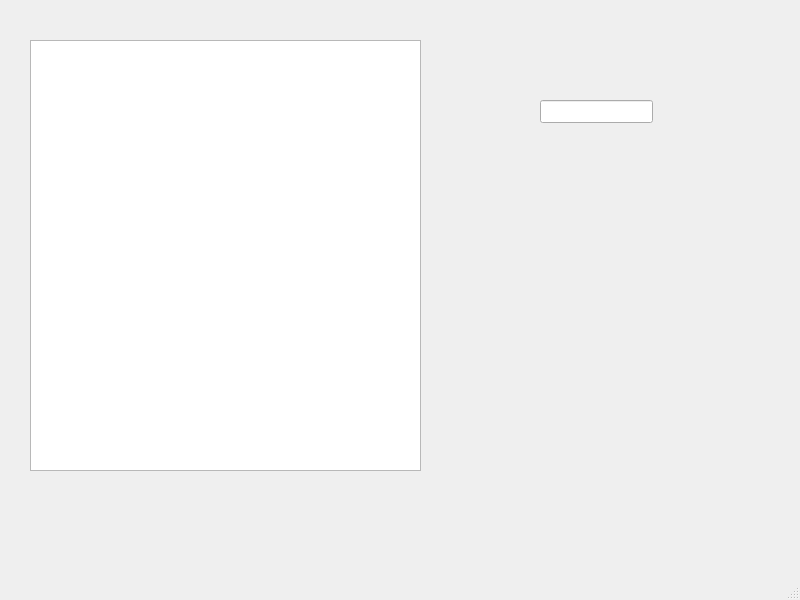
Qt form QtUI/main.ui (jwhite510/wavefront-sensor-neural-network) before a commit.
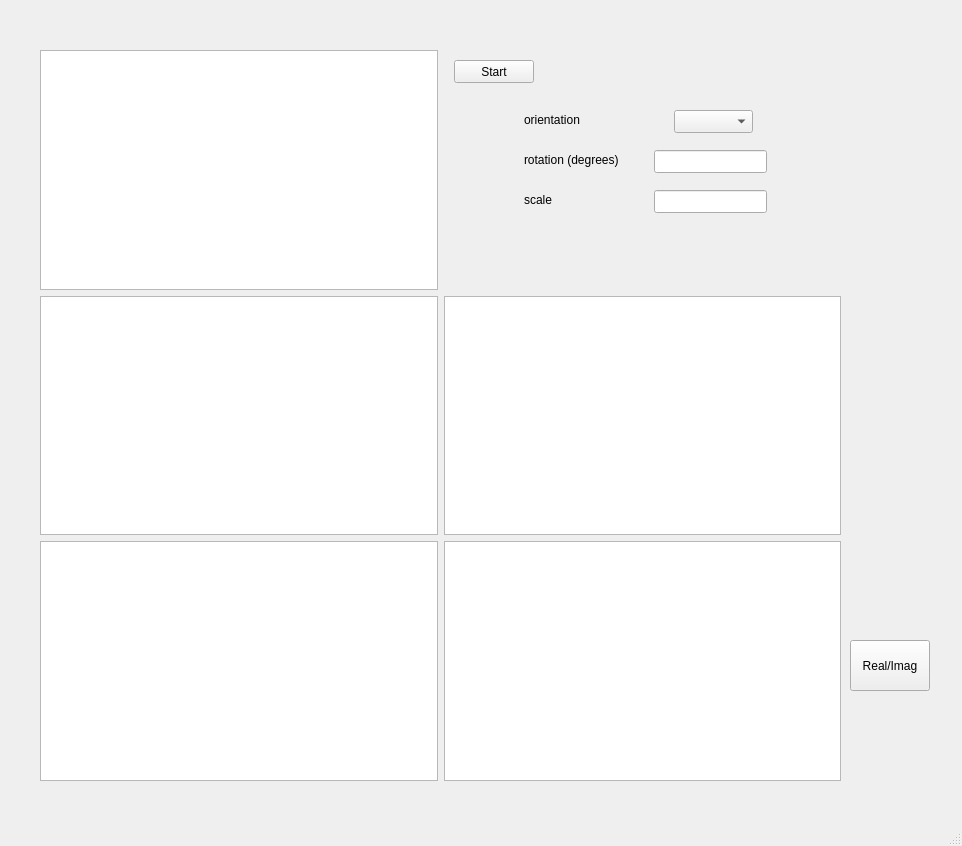
The same form after that commit. Custom widgets are drawn as their Qt base class.

Commit message: UI has all the graphs, and labels added to plots

Diff of the .ui file:
```diff
--- a/QtUI/main.ui
+++ b/QtUI/main.ui
@@ -6,33 +6,153 @@
    <rect>
     <x>0</x>
     <y>0</y>
-    <width>800</width>
-    <height>600</height>
+    <width>962</width>
+    <height>846</height>
    </rect>
   </property>
   <property name="windowTitle">
    <string>MainWindow</string>
   </property>
   <widget class="QWidget" name="centralwidget">
-   <widget class="GraphicsLayoutWidget" name="graphicsView">
+   <widget class="QWidget" name="horizontalLayoutWidget">
     <property name="geometry">
      <rect>
-      <x>30</x>
-      <y>40</y>
-      <width>391</width>
-      <height>431</height>
+      <x>40</x>
+      <y>50</y>
+      <width>801</width>
+      <height>731</height>
      </rect>
     </property>
+    <layout class="QHBoxLayout" name="horizontalLayout">
+     <item>
+      <layout class="QVBoxLayout" name="verticalLayout">
+       <item>
+        <widget class="GraphicsLayoutWidget" name="display_raw"/>
+       </item>
+       <item>
+        <widget class="GraphicsLayoutWidget" name="display_proc"/>
+       </item>
+       <item>
+        <widget class="GraphicsLayoutWidget" name="display_intens_real"/>
+       </item>
+      </layout>
+     </item>
+     <item>
+      <layout class="QVBoxLayout" name="verticalLayout_3">
+       <item>
+        <widget class="QWidget" name="widget" native="true">
+         <property name="sizePolicy">
+          <sizepolicy hsizetype="Expanding" vsizetype="Expanding">
+           <horstretch>0</horstretch>
+           <verstretch>0</verstretch>
+          </sizepolicy>
+         </property>
+         <widget class="QPushButton" name="pushButton">
+          <property name="geometry">
+           <rect>
+            <x>10</x>
+            <y>10</y>
+            <width>80</width>
+            <height>23</height>
+           </rect>
+          </property>
+          <property name="text">
+           <string>Start</string>
+          </property>
+         </widget>
+         <widget class="QLineEdit" name="rotation_edit">
+          <property name="geometry">
+           <rect>
+            <x>210</x>
+            <y>100</y>
+            <width>113</width>
+            <height>23</height>
+           </rect>
+          </property>
+         </widget>
+         <widget class="QComboBox" name="orientation_edit">
+          <property name="geometry">
+           <rect>
+            <x>230</x>
+            <y>60</y>
+            <width>79</width>
+            <height>23</height>
+           </rect>
+          </property>
+         </widget>
+         <widget class="QLineEdit" name="scale_edit">
+          <property name="geometry">
+           <rect>
+            <x>210</x>
+            <y>140</y>
+            <width>113</width>
+            <height>23</height>
+           </rect>
+          </property>
+         </widget>
+         <widget class="QLabel" name="label">
+          <property name="geometry">
+           <rect>
+            <x>80</x>
+            <y>100</y>
+            <width>121</width>
+            <height>20</height>
+           </rect>
+          </property>
+          <property name="text">
+           <string>rotation (degrees)</string>
+          </property>
+         </widget>
+         <widget class="QLabel" name="label_2">
+          <property name="geometry">
+           <rect>
+            <x>80</x>
+            <y>140</y>
+            <width>121</width>
+            <height>20</height>
+           </rect>
+          </property>
+          <property name="text">
+           <string>scale</string>
+          </property>
+         </widget>
+         <widget class="QLabel" name="label_3">
+          <property name="geometry">
+           <rect>
+            <x>80</x>
+            <y>60</y>
+            <width>121</width>
+            <height>20</height>
+           </rect>
+          </property>
+          <property name="text">
+           <string>orientation</string>
+          </property>
+         </widget>
+        </widget>
+       </item>
+       <item>
+        <widget class="GraphicsLayoutWidget" name="display_recons"/>
+       </item>
+       <item>
+        <widget class="GraphicsLayoutWidget" name="display_phase_imag"/>
+       </item>
+      </layout>
+     </item>
+    </layout>
    </widget>
-   <widget class="QLineEdit" name="lineEdit">
+   <widget class="QPushButton" name="view_toggle">
     <property name="geometry">
      <rect>
-      <x>540</x>
-      <y>100</y>
-      <width>113</width>
-      <height>23</height>
+      <x>850</x>
+      <y>640</y>
+      <width>80</width>
+      <height>51</height>
      </rect>
     </property>
+    <property name="text">
+     <string>Real/Imag</string>
+    </property>
    </widget>
   </widget>
   <widget class="QMenuBar" name="menubar">
```
Left out of the diff: 25 changed lines with no effect on the pictures. The commit also changes 2 other files.
